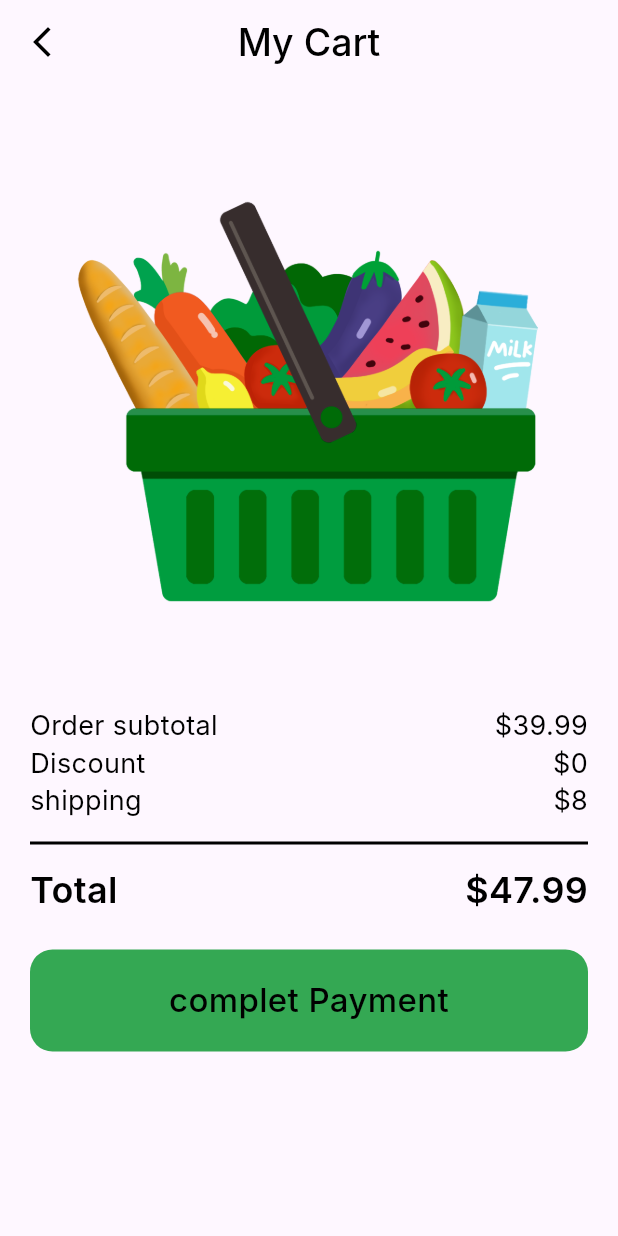
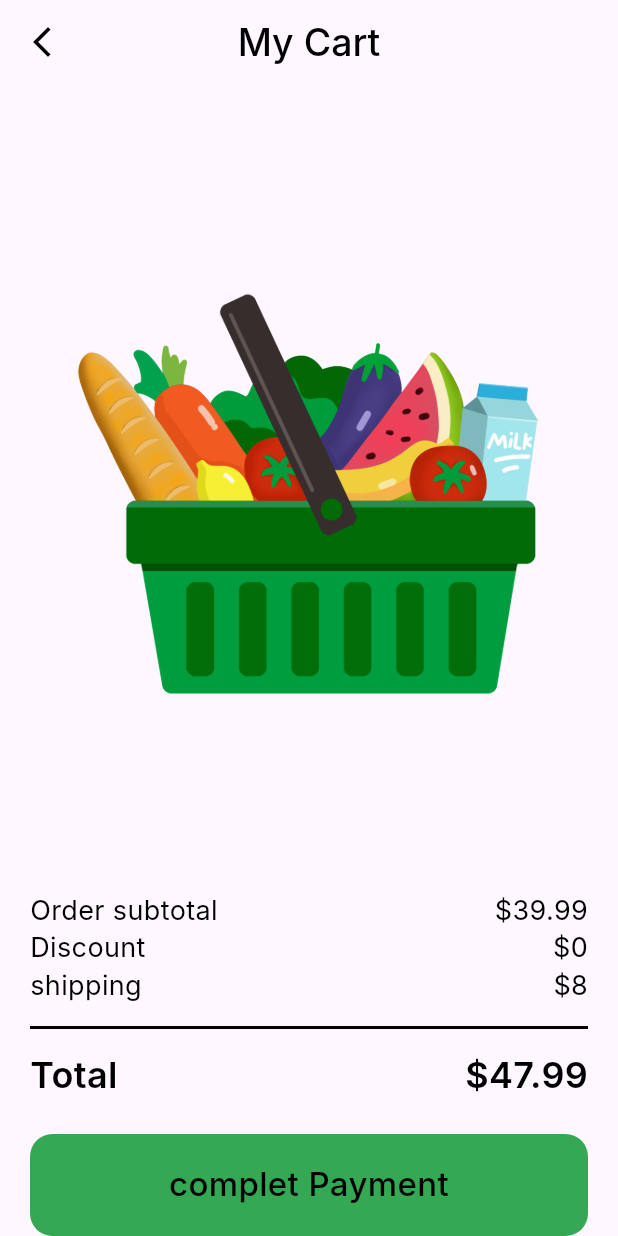
Before and after one commit to anasmohamed13/mypayment_app, a Flutter app: the screen it shows after launch, on a phone screen of 412 x 824 dp. Run offline on Flutter 3.47's test engine with Material 3 defaults, Android fonts, the phone set to English and light mode, and no system bars; Roboto replaces fonts that are missing (Inter).

Commit message:
put image in expanded widget

```diff
--- a/lib/features/checkout/presentaion/view/my_cart_view_body.dart
+++ b/lib/features/checkout/presentaion/view/my_cart_view_body.dart
@@ -18,7 +18,9 @@ class MyCartViewBody extends StatelessWidget {
           const SizedBox(
             height: 20,
           ),
-          Image.asset('assets/image/shopingcart.png'),
+          Expanded(
+            child: Image.asset('assets/image/shopingcart.png'),
+          ),
           const SizedBox(
             height: 25,
           ),
```
